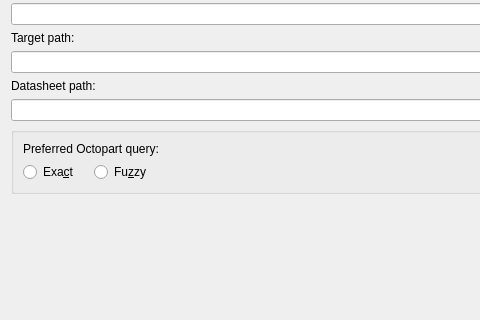
Old version of the form project/src/optionsdialog.ui in the repository pioupus/kicadLibCreator; both pictures show x 0 to 480 and y 124 to 444 of the 1087 by 623 pixel window.
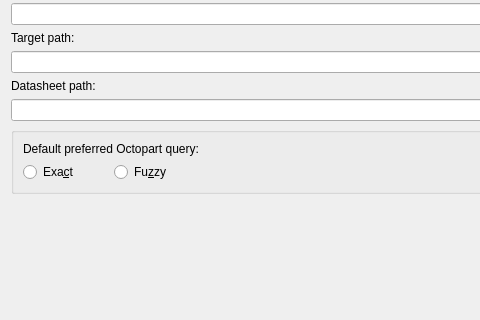
New version of the form.

Commit message: closes #29 fuzzy / exact matches settings placed close to to query button

```diff
--- a/project/src/optionsdialog.ui
+++ b/project/src/optionsdialog.ui
@@ -132,7 +132,7 @@
       <item row="0" column="0" colspan="2">
        <widget class="QLabel" name="label_6">
         <property name="text">
-         <string>Preferred Octopart query:</string>
+         <string>Default preferred Octopart query:</string>
         </property>
        </widget>
       </item>
```
The commit also changes 2 other files.
